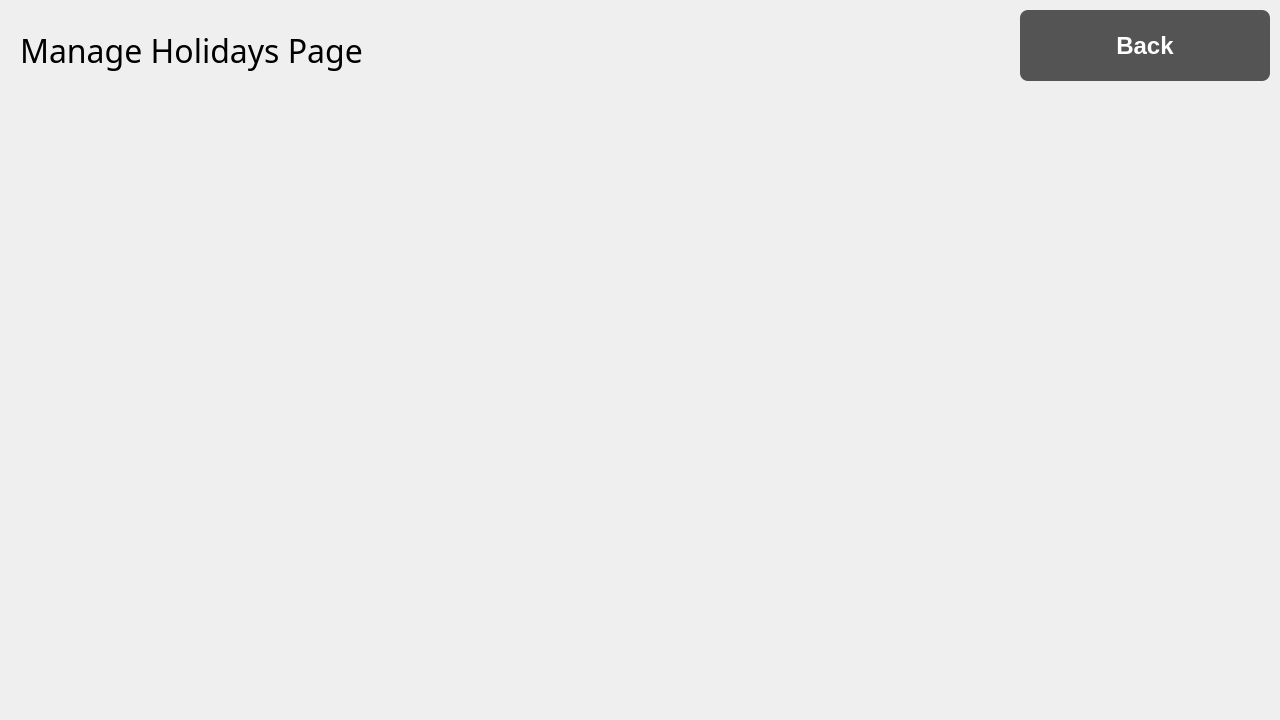
Old version of the form ui_files/manage_holidays.ui in the repository Asilve/PharmaShift.
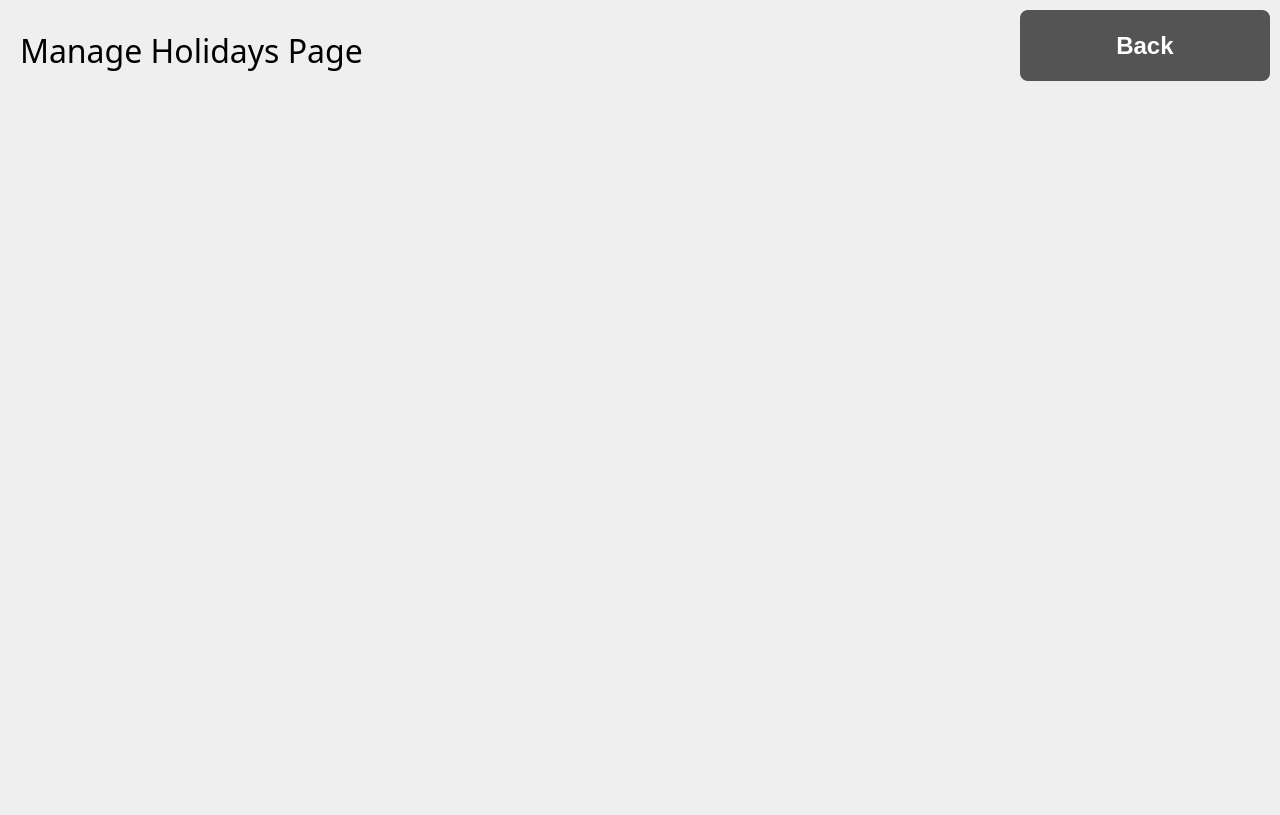
New version of the form. Icons and pictures are not drawn.

The edit to the form file:
```diff
--- a/ui_files/manage_holidays.ui
+++ b/ui_files/manage_holidays.ui
@@ -7,7 +7,7 @@
     <x>0</x>
     <y>0</y>
     <width>1280</width>
-    <height>720</height>
+    <height>815</height>
    </rect>
   </property>
   <property name="windowTitle">
```
Left out of the diff: 2 changed lines with no effect on the pictures.
